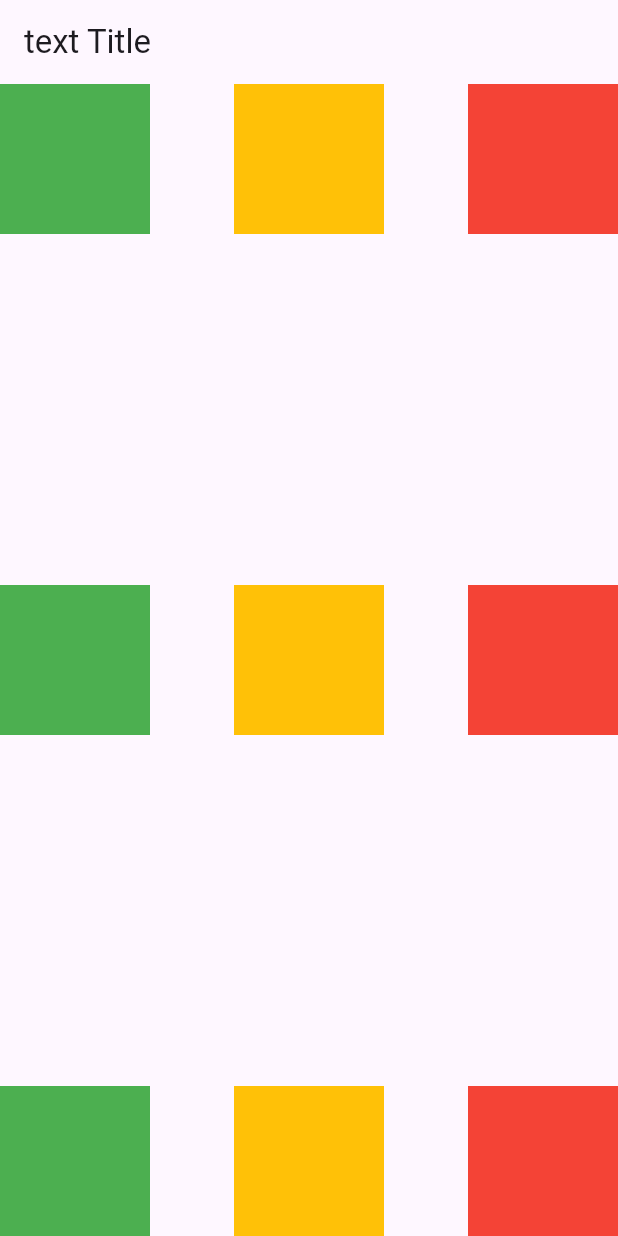
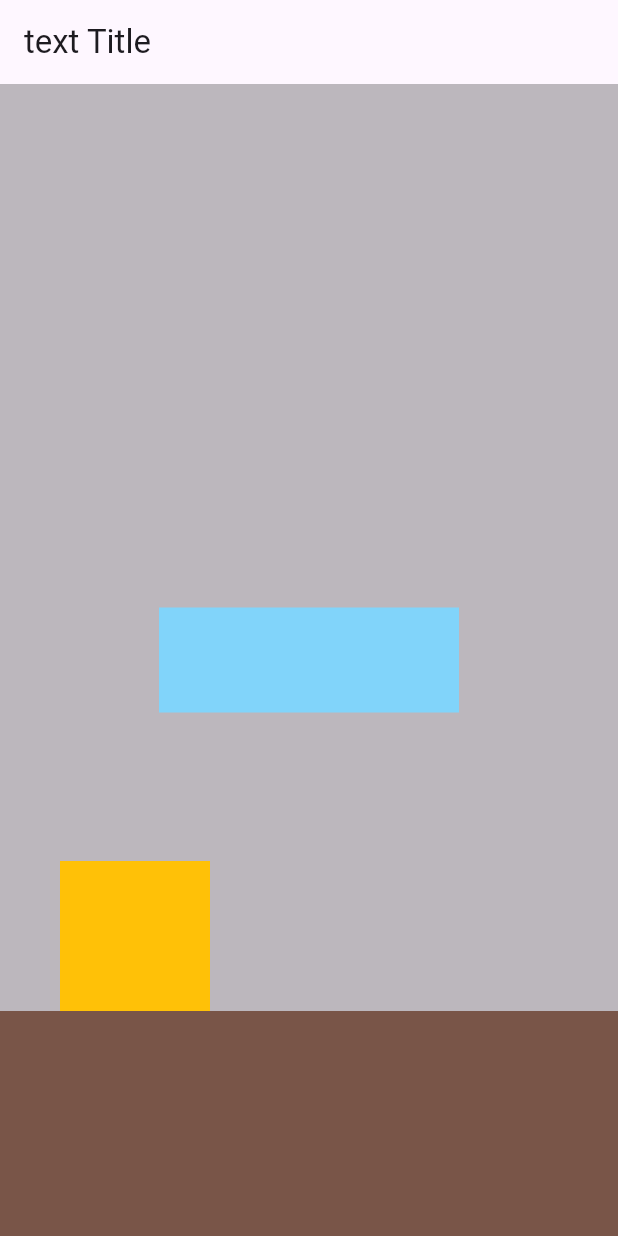
Before and after one commit to kimsungsik03D/flutter_learn, a Flutter app: the screen it shows after launch, on a phone screen of 412 x 824 dp. Run offline on Flutter 3.47's test engine with Material 3 defaults, Android fonts, the phone set to English and light mode, and no system bars.

Commit message:
ch10. Alignment 2

```diff
--- a/learnyoutube/lib/main.dart
+++ b/learnyoutube/lib/main.dart
@@ -61,67 +61,19 @@ class _MyHomePageState extends State<MyHomePage> {
         body: Container(
           child: Stack(
             children: [
-              Align(
-                alignment: Alignment.topCenter,
+              Container(
                 child: Container(
-                  width: 100,
-                  height: 100,
-                  alignment: Alignment.center,
-                  color: Colors.amber,
-                ),
-              ),
-              Align(
-                alignment: Alignment.topLeft,
-                child: Container(
-                  width: 100,
-                  height: 100,
-                  alignment: Alignment.center,
-                  color: Colors.green,
-                ),
-              ),
-              Align(
-                alignment: Alignment.topRight,
-                child: Container(
-                  width: 100,
-                  height: 100,
-                  alignment: Alignment.center,
-                  color: Colors.red,
+                  width: MediaQuery.of(context).size.width,
+                  height: MediaQuery.of(context).size.height,
+                  color: Colors.black26,
                 ),
               ),
               Align(
                 alignment: Alignment.center,
                 child: Container(
-                  width: 100,
-                  height: 100,
-                  alignment: Alignment.center,
-                  color: Colors.amber,
-                ),
-              ),
-              Align(
-                alignment: Alignment.centerLeft,
-                child: Container(
-                  width: 100,
-                  height: 100,
-                  alignment: Alignment.center,
-                  color: Colors.green,
-                ),
-              ),
-              Align(
-                alignment: Alignment.centerRight,
-                child: Container(
-                  width: 100,
-                  height: 100,
-                  alignment: Alignment.center,
-                  color: Colors.red,
-                ),
-              ),
-              Align(
-                alignment: Alignment.bottomCenter,
-                child: Container(
-                  width: 100,
-                  height: 100,
-                  alignment: Alignment.center,
-                  color: Colors.amber,
+                  width: 200,
+                  height: 70,
+                  color: Colors.lightBlue[200],
                 ),
               ),
               Align(
@@ -129,17 +81,16 @@ class _MyHomePageState extends State<MyHomePage> {
                 child: Container(
                   width: 100,
                   height: 100,
-                  alignment: Alignment.center,
-                  color: Colors.green,
+                  margin: const EdgeInsets.only(left: 40, bottom: 150),
+                  color: Colors.amber,
                 ),
               ),
               Align(
-                alignment: Alignment.bottomRight,
+                alignment: Alignment.bottomLeft,
                 child: Container(
-                  width: 100,
-                  height: 100,
-                  alignment: Alignment.center,
-                  color: Colors.red,
+                  width: MediaQuery.of(context).size.width,
+                  height: 150,
+                  color: Colors.brown,
                 ),
               ),
             ],
```
